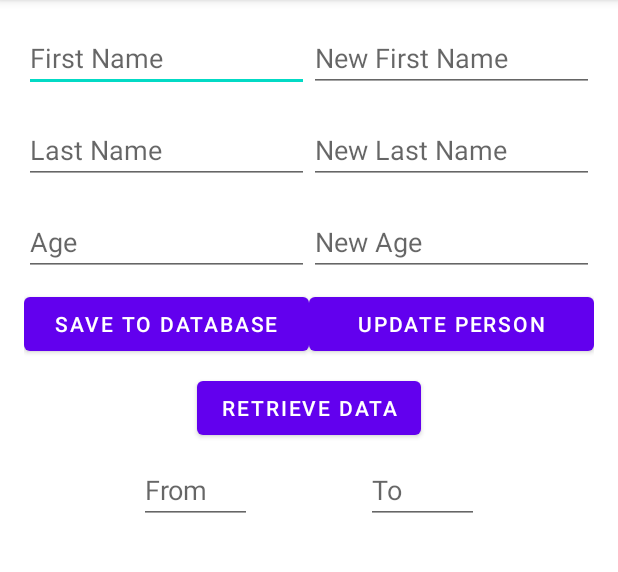
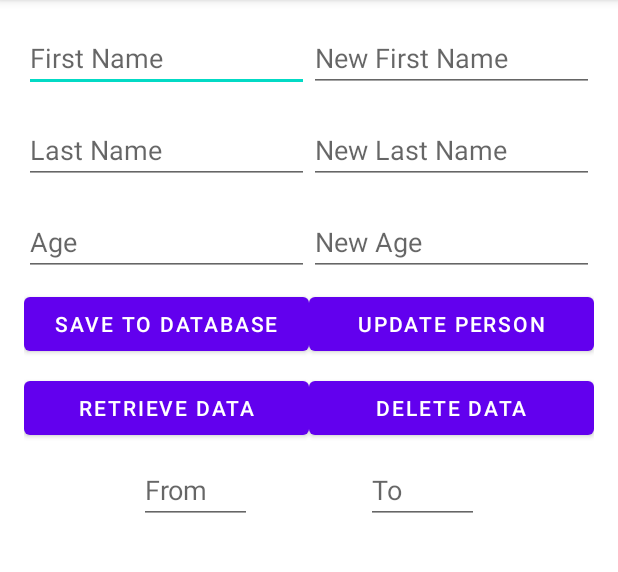
Before and after one commit to shubham3135/AndroidFirebaseTutorial, an Android app: the screen it shows after launch (MainActivity), on a phone screen of 412 x 824 dp, the part 84-656 px from its top. Run offline under Robolectric (Android 15) with nearby library versions, the phone set to English and light mode, and no system bars; our stand-ins replace Firebase (no records; nobody signed in at launch, a user with empty details on screens opened directly).

Commit message:
Delete data in firestore

```diff
--- a/app/src/main/res/layout/activity_main.xml
+++ b/app/src/main/res/layout/activity_main.xml
@@ -91,13 +91,23 @@
 
     <Button
         android:id="@+id/btnRetrieveData"
-        android:layout_width="wrap_content"
+        android:layout_width="0dp"
         android:layout_height="wrap_content"
         android:layout_marginTop="8dp"
         android:text="Retrieve Data"
-        app:layout_constraintEnd_toEndOf="parent"
+        app:layout_constraintEnd_toStartOf="@+id/btnDeleteData"
         app:layout_constraintStart_toStartOf="parent"
         app:layout_constraintTop_toBottomOf="@+id/btnUploadData" />
+
+    <Button
+        android:id="@+id/btnDeleteData"
+        android:layout_width="0dp"
+        android:layout_height="wrap_content"
+        android:layout_marginTop="8dp"
+        android:text="Delete Data"
+        app:layout_constraintEnd_toEndOf="parent"
+        app:layout_constraintStart_toEndOf="@+id/btnRetrieveData"
+        app:layout_constraintTop_toBottomOf="@+id/btnUpdatePerson" />
 
     <ScrollView
         android:layout_width="match_parent"
```
Also changed, not shown: app/src/main/java/com/shubhamkumarwinner/firebasetut/MainActivity.kt (+34 -0 lines).
